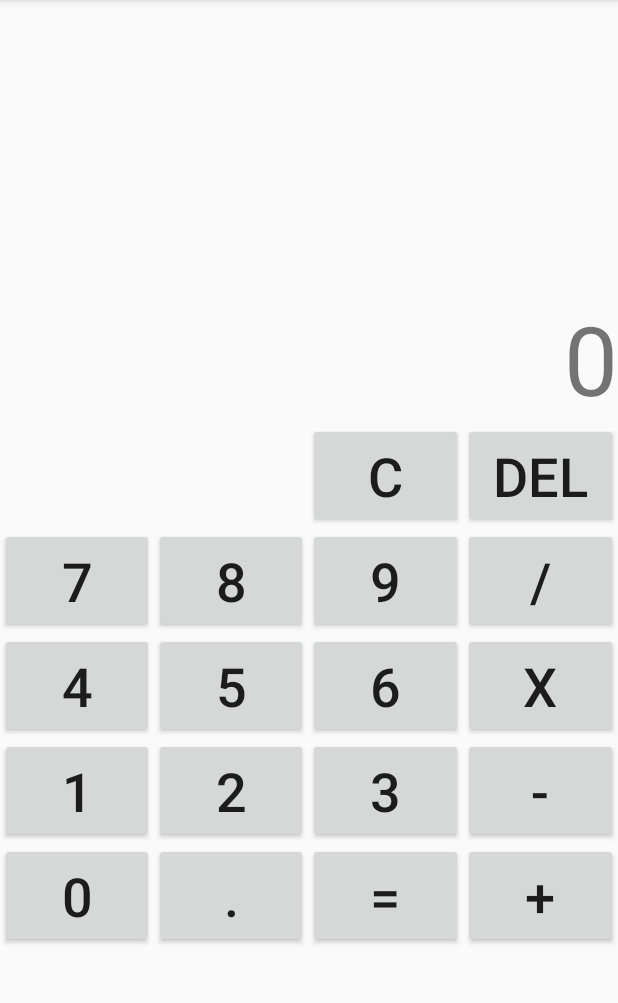
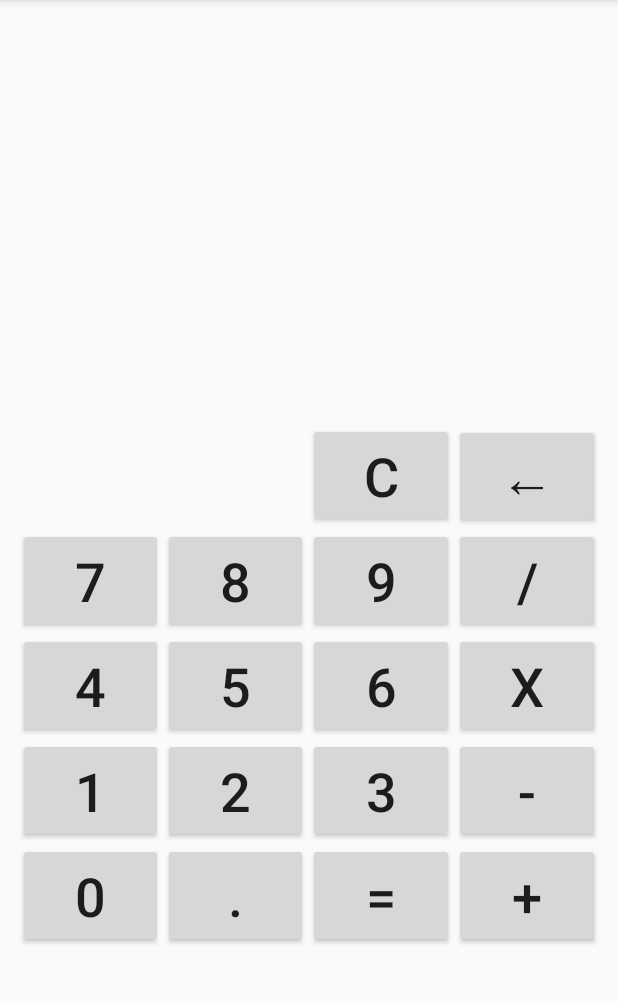
Before and after one commit to jjsky76/andApp, an Android app: the screen it shows after launch (MainActivity), on a phone screen of 412 x 824 dp, the part 84-1087 px from its top. Run offline under Robolectric (Android 15) with nearby library versions, the phone set to English and light mode, and no system bars.

Commit message:
fix some bugs

```diff
--- a/Calc2/app/src/main/AndroidManifest.xml
+++ b/Calc2/app/src/main/AndroidManifest.xml
@@ -9,10 +9,10 @@
         android:roundIcon="@mipmap/ic_launcher_round"
         android:supportsRtl="true"
         android:theme="@style/AppTheme">
-        <activity android:name=".MainActivity">
+        <activity android:name=".MainActivity"
+            android:screenOrientation="portrait">
             <intent-filter>
                 <action android:name="android.intent.action.MAIN" />
-
                 <category android:name="android.intent.category.LAUNCHER" />
             </intent-filter>
         </activity>
--- a/Calc2/app/src/main/res/layout/activity_main.xml
+++ b/Calc2/app/src/main/res/layout/activity_main.xml
@@ -10,6 +10,7 @@
         android:id="@+id/linearLayout7"
         android:layout_width="match_parent"
         android:layout_height="0dp"
+        android:layout_margin="12dp"
         android:gravity="center"
         android:orientation="vertical"
         app:layout_constraintBottom_toBottomOf="parent"
@@ -30,16 +31,15 @@
                 android:layout_height="wrap_content"
                 android:minHeight="60dip"
                 android:textAlignment="textEnd"
-                android:textSize="24sp" />
+                android:textSize="64sp" />
 
             <TextView
                 android:id="@+id/textView2"
                 android:layout_width="match_parent"
                 android:layout_height="wrap_content"
                 android:minHeight="60dip"
-                android:text="0"
                 android:textAlignment="textEnd"
-                android:textSize="64sp" />
+                android:textSize="30sp" />
         </LinearLayout>
 
         <LinearLayout
@@ -50,19 +50,23 @@
 
             <Button
                 android:id="@+id/button"
-                style="@style/Widget.AppCompat.Button.Borderless"
                 android:layout_width="wrap_content"
                 android:layout_height="wrap_content"
                 android:layout_weight="1"
-                android:minHeight="70dp" />
+                android:minHeight="70dp"
+                android:text="GH"
+                android:textSize="36sp"
+                android:visibility="invisible" />
 
             <Button
                 android:id="@+id/button2"
-                style="@style/Widget.AppCompat.Button.Borderless"
                 android:layout_width="wrap_content"
                 android:layout_height="wrap_content"
                 android:layout_weight="1"
-                android:minHeight="70dp" />
+                android:minHeight="70dp"
+                android:text="GH"
+                android:textSize="36sp"
+                android:visibility="invisible" />
 
             <Button
                 android:id="@+id/button_c"
@@ -79,7 +83,7 @@
                 android:layout_height="wrap_content"
                 android:layout_weight="1"
                 android:minHeight="70dp"
-                android:text="Del"
+                android:text="←"
                 android:textSize="36sp" />
         </LinearLayout>
 
```
Also changed, not shown: Calc2/app/src/main/java/com/example/calc2/MainActivity.java (+30 -10 lines).
